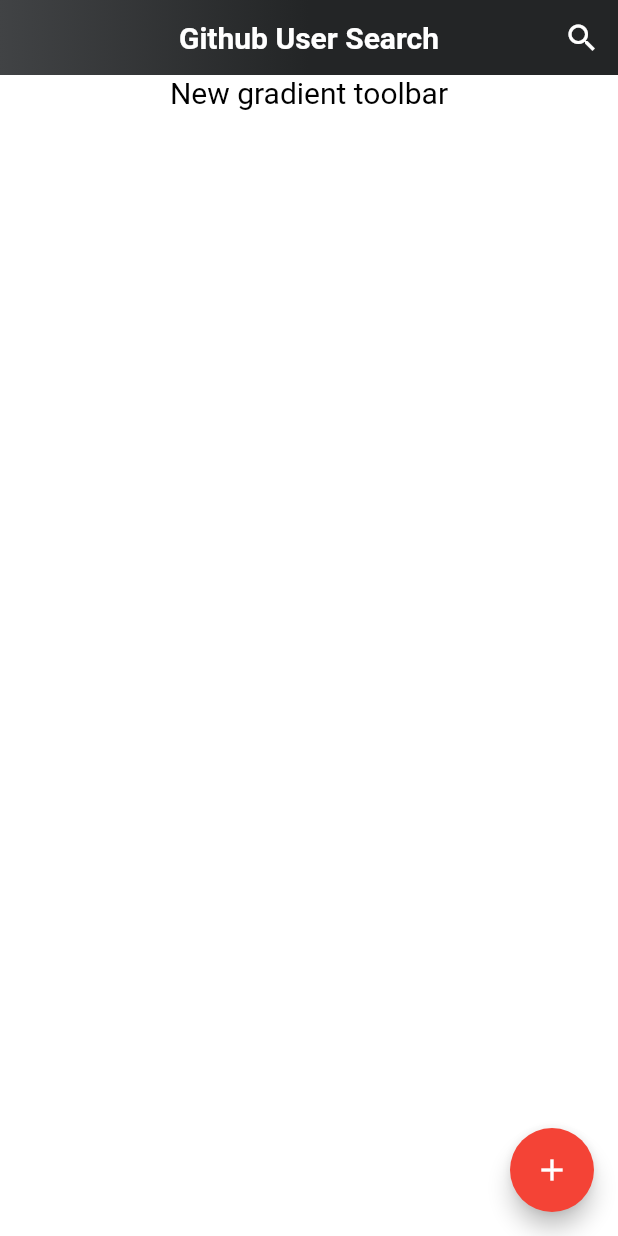
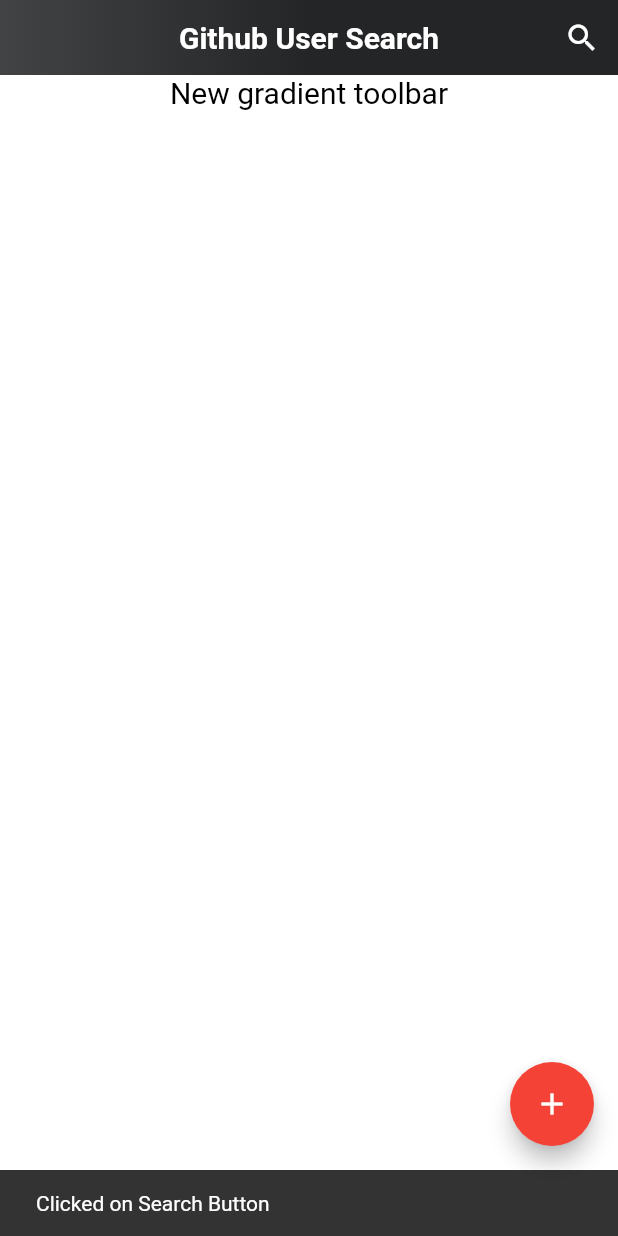
Before and after one commit to rohitgupta1694/FlutterGithubUserSearch, a Flutter app: the screen it shows after launch, after a tap on the "search" icon, on a phone screen of 412 x 824 dp. Run offline on Flutter 3.47's test engine with Material 2 defaults, Android fonts, the phone set to English and light mode, and no system bars.

Commit message:
added search action button click event listener.

```diff
--- a/lib/customwidgets/gradient_app_bar.dart
+++ b/lib/customwidgets/gradient_app_bar.dart
@@ -1,15 +1,16 @@
 import 'package:flutter/material.dart';
 
-class GradientAppBar extends StatefulWidget {
-  GradientAppBar({Key key, this.title}) : super(key: key);
+class GradientAppBar extends StatelessWidget {
+  final double barHeight = 50.0;
+
+  GradientAppBar({Key key, this.title, @required this.onClick})
+      : super(key: key);
   final String title;
+  final ValueChanged<bool> onClick;
 
-  @override
-  _GradientAppBarState createState() => _GradientAppBarState();
-}
-
-class _GradientAppBarState extends State<GradientAppBar> {
-  final double barHeight = 50.0;
+  void _onSearchIconClick() {
+    onClick(true);
+  }
 
   @override
   Widget build(BuildContext context) {
@@ -27,7 +28,7 @@ class _GradientAppBarState extends State<GradientAppBar> {
             child: Padding(
               padding: const EdgeInsets.only(left: 48.0),
               child: Text(
-                widget.title,
+                title,
                 style: new TextStyle(
                     fontSize: 20.0,
                     color: Colors.white,
@@ -39,7 +40,7 @@ class _GradientAppBarState extends State<GradientAppBar> {
             icon: Icon(Icons.search),
             tooltip: 'Search',
             color: Colors.white,
-            onPressed: () {}, // null disables the button
+            onPressed: _onSearchIconClick, // null disables the button
           )
         ],
       ),
--- a/lib/main.dart
+++ b/lib/main.dart
@@ -14,13 +14,15 @@ class MyApp extends StatelessWidget {
       theme: ThemeData(
         primarySwatch: Colors.red,
       ),
-      home: new MyHomePage(),
+      home: new MyHomePage(scaffoldKey: GlobalKey<ScaffoldState>()),
     );
   }
 }
 
 class MyHomePage extends StatefulWidget {
-  MyHomePage({Key key}) : super(key: key);
+  MyHomePage({Key key, this.scaffoldKey}) : super(key: key);
+
+  final GlobalKey<ScaffoldState> scaffoldKey;
 
   @override
   _MyHomePageState createState() => new _MyHomePageState();
@@ -30,11 +32,23 @@ class _MyHomePageState extends State<MyHomePage> {
   @override
   Widget build(BuildContext context) {
     SystemChrome.setSystemUIOverlayStyle(SystemUiOverlayStyle.light);
+
+    void _handleSearchButtonClick(bool clickStatus) {
+      //TODO Open Search screen
+      widget.scaffoldKey.currentState.showSnackBar(SnackBar(
+        content: Text("Clicked on Search Button"),
+      ));
+    }
+
     return new Scaffold(
+      key: widget.scaffoldKey,
       backgroundColor: Colors.white,
       body: Column(
         children: <Widget>[
-          new GradientAppBar(title: "Github User Search"),
+          new GradientAppBar(
+            title: "Github User Search",
+            onClick: _handleSearchButtonClick,
+          ),
           Text(
             "New gradient toolbar",
             style: new TextStyle(
```
